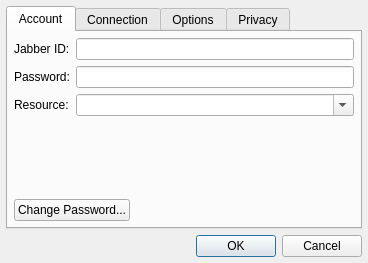
Above: src/Synapse.QtClient/qt-gui/EditAccountDialog.ui from codebutler/synapse before the change. Below: the same form after it.
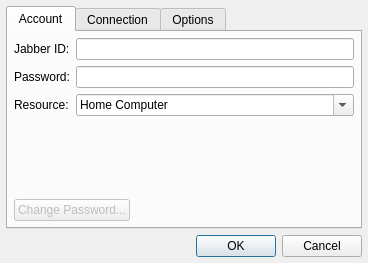
That is the form after the change.

Commit message: UI work, basic account editing. Added ConnectPort option.

The edit to the form file:
```diff
--- a/src/Synapse.QtClient/qt-gui/EditAccountDialog.ui
+++ b/src/Synapse.QtClient/qt-gui/EditAccountDialog.ui
@@ -18,6 +18,9 @@
    </property>
    <item>
     <widget class="QTabWidget" name="tabWidget" >
+     <property name="enabled" >
+      <bool>true</bool>
+     </property>
      <property name="currentIndex" >
       <number>0</number>
      </property>
@@ -67,6 +70,21 @@
            <property name="editable" >
             <bool>true</bool>
            </property>
+           <item>
+            <property name="text" >
+             <string>Home Computer</string>
+            </property>
+           </item>
+           <item>
+            <property name="text" >
+             <string>Work Computer</string>
+            </property>
+           </item>
+           <item>
+            <property name="text" >
+             <string>Laptop</string>
+            </property>
+           </item>
           </widget>
          </item>
         </layout>
@@ -92,6 +110,9 @@
           </property>
           <item>
            <widget class="QPushButton" name="pushButton" >
+            <property name="enabled" >
+             <bool>false</bool>
+            </property>
             <property name="text" >
              <string>Change Password...</string>
             </property>
@@ -225,11 +246,6 @@
        </item>
       </layout>
      </widget>
-     <widget class="QWidget" name="tab_3" >
-      <attribute name="title" >
-       <string>Privacy</string>
-      </attribute>
-     </widget>
     </widget>
    </item>
    <item>
```
Left out of the diff: 15 changed lines with no effect on the pictures. The commit also changes 10 other files.
